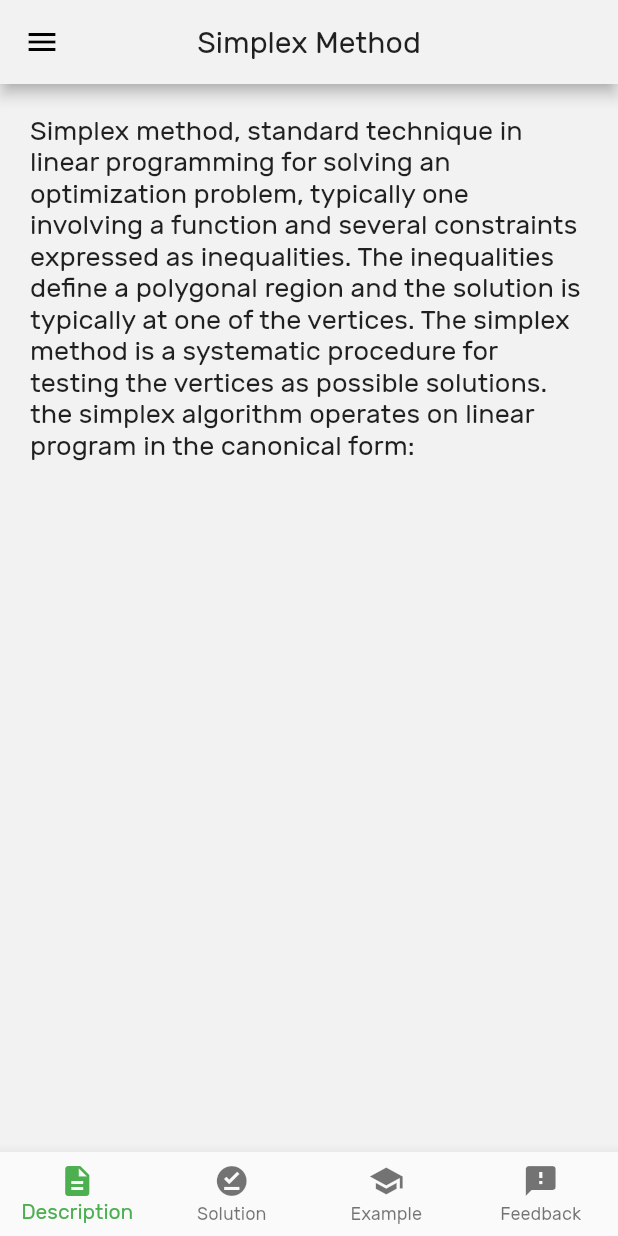
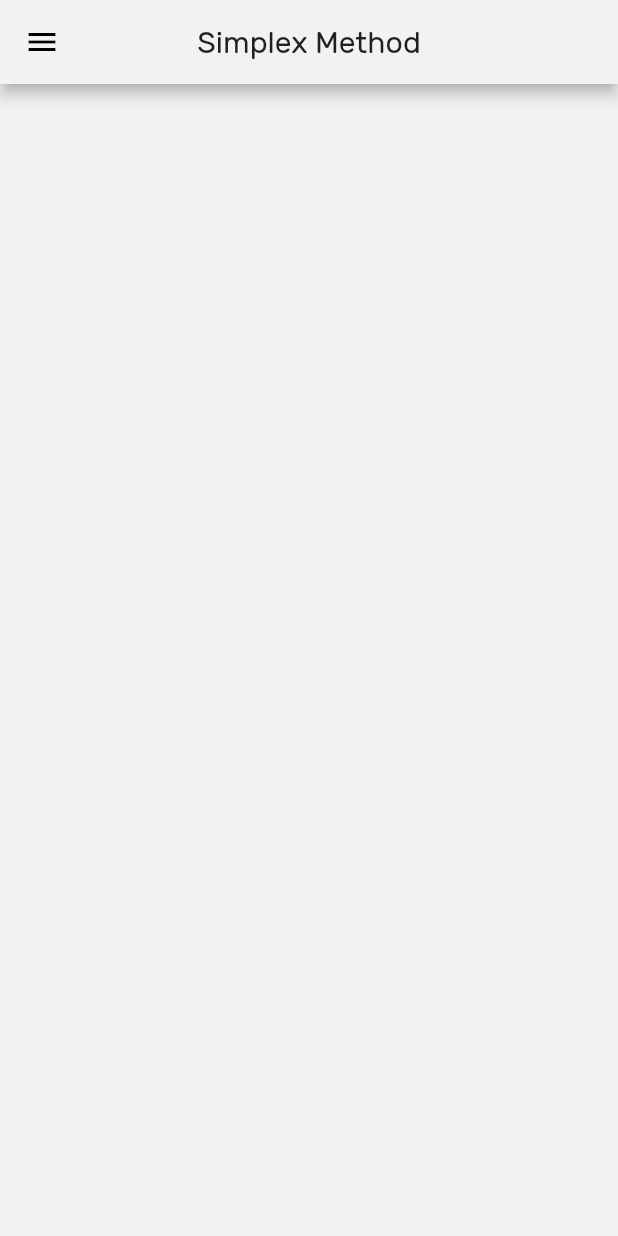
Before and after one commit to Photronium/Math-Solver-App, a Flutter app: the screen it shows after launch, after a tap on "Simplex Method", on a phone screen of 412 x 824 dp. Run offline on Flutter 3.47's test engine with Material 2 defaults, Android fonts, the phone set to English and light mode, and no system bars; missing offline and left inert: flutter_tex; project files that could hold a hidden picture were left out.

Commit message:
Redesign All pages in learning material page

```diff
--- a/lib/screen/learning_material/description_page/shared_resources.dart
+++ /dev/null
@@ -1,38 +0,0 @@
-// This file stored shared material design between every Tab Page
-
-import 'package:flutter/material.dart';
-
-const List<BottomNavigationBarItem> myBottom = [
-  BottomNavigationBarItem(
-      icon: Icon(Icons.description),
-      title: Text('Description', style: TextStyle(
-        fontSize: 12.0,
-        color: Color(0xFF06244e),
-      ),
-      )
-  ),
-  BottomNavigationBarItem(
-      icon: Icon(Icons.offline_pin),
-      title: Text('Solution', style: TextStyle(
-        fontSize: 12.0,
-        color: Color(0xFF06244e),
-      ),
-      )
-  ),
-  BottomNavigationBarItem(
-      icon: Icon(Icons.school),
-      title: Text('Example', style: TextStyle(
-        fontSize: 12.0,
-        color: Color(0xFF06244e),
-      ),
-      )
-  ),
-  BottomNavigationBarItem(
-      icon: Icon(Icons.feedback),
-      title: Text('Feedback', style: TextStyle(
-        fontSize: 12.0,
-        color: Color(0xFF06244e),
-      ),
-      )
-  ),
-];
--- a/lib/screen/learning_material/description_page/simplex_page.dart
+++ b/lib/screen/learning_material/description_page/simplex_page.dart
@@ -1,62 +1,10 @@
-
-import 'shared_resources.dart';
+import 'package:flutter_tex/flutter_tex.dart';
 import 'package:flutter/material.dart';
 import '../../drawer.dart';
 
 const backgroundMainColor = Color(0xFFF2F2F2);
 
 class SimplexLearningPageState extends State<SimplexLearningPage> {
-  int _selectedIndex = 0;
-
-  static List<Widget> _textDisplay = <Widget>[
-    Container(
-      padding: const EdgeInsets.all(20.0),
-      child: Text('''Simplex method, standard technique in linear programming for solving an optimization problem, typically one involving a function and several constraints expressed as inequalities. The inequalities define a polygonal region and the solution is typically at one of the vertices. The simplex method is a systematic procedure for testing the vertices as possible solutions. the simplex algorithm operates on linear program in the canonical form:''',
-        style: TextStyle(
-          fontSize: 18.0,
-          fontWeight: FontWeight.w300,
-        ),
-      ),
-
-    ),
-    Container(
-      padding: const EdgeInsets.all(20.0),
-      child: new Text(
-        'This is solution page',
-        style: TextStyle(
-          fontSize: 18.0,
-          fontWeight: FontWeight.w300,
-        ),
-      ),
-    ),
-    Container(
-      padding: const EdgeInsets.all(20.0),
-      child: new Text(
-        'This is example page',
-        style: TextStyle(
-          fontSize: 18.0,
-          fontWeight: FontWeight.w300,
-        ),
-      ),
-    ),
-    Container(
-      padding: const EdgeInsets.all(20.0),
-      child: new Text(
-        'This is feedback page',
-        style: TextStyle(
-          fontSize: 18.0,
-          fontWeight: FontWeight.w300,
-        ),
-      ),
-    )
-  ];
-
-  void _onItemTapped(int index) {
-    setState(() {
-      _selectedIndex = index;
-    });
-  }
-
   @override
   Widget build(BuildContext context) {
     return Scaffold(
@@ -69,14 +17,6 @@ class SimplexLearningPageState extends State<SimplexLearningPage> {
         centerTitle: true,
       ),
       drawer: DrawTab(),
-      body: _textDisplay.elementAt(_selectedIndex),
-      bottomNavigationBar: BottomNavigationBar(
-        type: BottomNavigationBarType.fixed,
-        items: myBottom,
-        selectedItemColor: Colors.green,
-        currentIndex: _selectedIndex,
-        onTap: _onItemTapped,
-      ),
     );
   }
 }
--- a/lib/screen/learning_material/learning_material.dart
+++ b/lib/screen/learning_material/learning_material.dart
@@ -4,12 +4,101 @@ import 'description_page/simplex_page.dart';
 import 'description_page/cuttingPlane_page.dart';
 import 'description_page/b&b_page.dart';
 
-
 const PrimaryColor = const Color(0xFF3786FF);
 const backgroundMainColor = Color(0xFFF2F2F2);
 
 List<Widget> buildMethod(BuildContext context) {
   return <Widget>[
+    Container(
+      height: 100.0,
+      margin: EdgeInsets.all(15.0),
+      child: FlatButton(
+        shape: RoundedRectangleBorder(
+          borderRadius: BorderRadius.circular(30.0),
+        ),
+        color: Colors.white,
+        child: ListTile(
+          leading: Image(
+            image: AssetImage('assets/images/iconSimplexMethod-06.png'),
+            height: 100.0,
+          ),
+          title: Text("Simplex Method", style: TextStyle(fontSize: 18.0)),
+          subtitle: Text("The most basic method to solve Linear Program",
+              style: TextStyle(
+                  fontFamily: 'Montserrat', fontWeight: FontWeight.normal)),
+          trailing: Icon(Icons.navigate_next),
+        ),
+        onPressed: () {
+          Navigator.push(
+              context,
+              MaterialPageRoute(
+                  builder: (context) => SimplexLearningPage()));
+        },
+      ),
+      key: Key("Simplex Method"),
+    ),
+    Container(
+      height: 100.0,
+      margin: EdgeInsets.all(15.0),
+      child: FlatButton(
+        shape: RoundedRectangleBorder(
+          borderRadius: BorderRadius.circular(30.0),
+        ),
+        color: Colors.white,
+        child: ListTile(
+          leading: Image(
+            image: AssetImage('assets/images/iconBranchAndBound-06.png'),
+            height: 100.0,
+          ),
+          title: Text("Branch and Bound", style: TextStyle(fontSize: 18.0)),
+          subtitle: Text(
+              'The "divide and conquer" method to solve LP with integer conditions',
+              style: TextStyle(
+                  fontFamily: 'Montserrat', fontWeight: FontWeight.normal)),
+          trailing: Icon(Icons.navigate_next),
+        ),
+        onPressed: () {
+          Navigator.push(
+              context,
+              MaterialPageRoute(
+                  builder: (context) => BBLearningPage()));
+        },
+      ),
+      key: Key("Branch and Bound Method"),
+    ),
+    Container(
+      height: 100.0,
+      margin: EdgeInsets.all(15.0),
+      child: FlatButton(
+        shape: RoundedRectangleBorder(
+          borderRadius: BorderRadius.circular(30.0),
+        ),
+        color: Colors.white,
+        onPressed: () {
+          Navigator.push(
+              context,
+              MaterialPageRoute(
+                  builder: (context) => CuttingPlaneLearningPage()));
+        },
+        child: ListTile(
+          leading: Image(
+            image: AssetImage('assets/images/iconCuttingPlane-06.png'),
+            height: 100.0,
+          ),
+          title: Text("Cutting Plane", style: TextStyle(fontSize: 18.0)),
+          subtitle: Text(
+              "Refine a feasible set or objective function by means of linear inequalities",
+              style: TextStyle(
+                  fontFamily: 'Montserrat', fontWeight: FontWeight.normal)),
+          trailing: Icon(Icons.navigate_next),
+        ),
+      ),
+      key: Key("Cutting Plane Method"),
+    ),
+  ];
+}
+
+List<Widget> methodList = [
   Card(
     shape: RoundedRectangleBorder(
       borderRadius: BorderRadius.circular(30.0),
@@ -22,21 +111,13 @@ List<Widget> buildMethod(BuildContext context) {
           image: AssetImage('assets/images/iconSimplexMethod-06.png'),
           height: 100.0,
         ),
-          title: Text('Simplex Method', style: TextStyle(fontSize: 20.0)),
-          subtitle:
-          Text('The most basic method to solve linear program.'),
-          onTap: () {
-            Navigator.push(context,
-                new MaterialPageRoute(
-                    builder: (context) => SimplexLearningPage())
-            );
-          },
+        title: Text('Simplex', style: TextStyle(fontSize: 20.0)),
+        subtitle: Text('The most basic method to solve linear program.'),
         trailing: Icon(Icons.navigate_next),
       ),
     ),
     key: Key("Simplex Method"),
   ),
-
   Card(
     shape: RoundedRectangleBorder(
       borderRadius: BorderRadius.circular(30.0),
@@ -49,23 +130,16 @@ List<Widget> buildMethod(BuildContext context) {
           image: AssetImage('assets/images/iconBranchAndBound-06.png'),
 //                    height: 100.0,
         ),
-          title: Text('Branch and Bound Method',
-              style: TextStyle(fontSize: 20.0)),
-          subtitle:
-          Text(
+        title:
+        Text('Branch and Bound Method', style: TextStyle(fontSize: 20.0)),
+        subtitle: Text(
             'The divide and conquer algorithm to solve linear integer program.'),
-          onTap: () {
-            Navigator.push(context,
-                new MaterialPageRoute(
-                    builder: (context) => BBLearningPage())
-            );
-          },
+        onTap: () {},
         trailing: Icon(Icons.navigate_next),
       ),
     ),
     key: Key('Branch and Bound Method'),
   ),
-
   Card(
     shape: RoundedRectangleBorder(
       borderRadius: BorderRadius.circular(30.0),
@@ -78,285 +152,101 @@ List<Widget> buildMethod(BuildContext context) {
           image: AssetImage('assets/images/iconCuttingPlane-06.png'),
           height: 100.0,
         ),
-          title: Text(
-              'Cutting Plane Method', style: TextStyle(fontSize: 20.0)),
-          subtitle:
-          Text(
+        title: Text('Cutting Plane Method', style: TextStyle(fontSize: 20.0)),
+        subtitle: Text(
             'Refine a feasible or objective functions by means of inequalities.'),
-          onTap: () {
-            Navigator.push(context,
-                new MaterialPageRoute(
-                    builder: (context) => CuttingPlaneLearningPage())
-            );
-          },
+        onTap: () {},
         trailing: Icon(Icons.navigate_next),
       ),
     ),
     key: Key('Cutting Plane Method'),
   ),
 ];
-}
-
-
-List<Widget> methodList = [
-  Card
-    (
-    shape: RoundedRectangleBorder
-      (
-      borderRadius: BorderRadius.circular(30.0
-      )
-      ,
-    )
-    ,
-    child: Container
-      (
-      height: 90.0
-      ,
-      margin: EdgeInsets.all(0.0
-      )
-      ,
-      child: ListTile
-        (
-        leading: Image
-          (
-          image: AssetImage
-            ('assets/images/iconSimplexMethod-06.png'
-          )
-          ,
-          height: 100.0
-          ,
-        )
-        ,
-        title: Text
-          ('Simplex Method'
-            ,
-            style: TextStyle
-              (
-                fontSize: 20.0
-            )
-        )
-        ,
-        subtitle: Text
-          ('The most basic method to solve linear program.'
-        )
-        ,
-        trailing: Icon
-          (
-            Icons.navigate_next),
-      )
-      ,
-    )
-    ,
-    key: Key
-      ("Simplex Method"
-    )
-    ,
-  )
-  ,
-
-  Card
-    (
-    shape: RoundedRectangleBorder
-      (
-      borderRadius: BorderRadius.circular(30.0
-      )
-      ,
-    )
-    ,
-    child: Container
-      (
-      height: 90.0
-      ,
-      margin: EdgeInsets.all(0.0
-      )
-      ,
-      child: ListTile
-        (
-        leading: Image
-          (
-          image: AssetImage
-            ('assets/images/iconBranchAndBound-06.png'
-          ),
-//                    height: 100.0,
-        )
-        ,
-        title: Text
-          ('Branch and Bound Method'
-            ,
-            style: TextStyle
-              (
-                fontSize: 20.0
-            )
-        )
-        ,
-        subtitle: Text
-          ('The divide and conquer algorithm to solve linear integer program.'
-        )
-        ,
-        onTap: () {},
-        trailing: Icon
-          (
-            Icons.navigate_next),
-      )
-      ,
-    )
-    ,
-    key: Key
-      ('Branch and Bound Method'
-    )
-    ,
-  )
-  ,
-
-  Card
-    (
-    shape: RoundedRectangleBorder
-      (
-      borderRadius: BorderRadius.circular(30.0
-      )
-      ,
-    )
-    ,
-    child: Container
-      (
-      height: 90.0
-      ,
-      margin: EdgeInsets.all(0.0
-      )
-      ,
-      child: ListTile
-        (
-        leading: Image
-          (
-          image: AssetImage
-            ('assets/images/iconCuttingPlane-06.png'
-          )
-          ,
-          height: 100.0
-          ,
-        )
-        ,
-        title: Text
-          ('Cutting Plane Method'
-            ,
-            style: TextStyle
-              (
-                fontSize: 20.0
-            )
-        )
-        ,
-        subtitle: Text
-          ('Refine a feasible or objective functions by means of inequalities.'
-        )
-        ,
-        onTap: () {},
-        trailing: Icon
-          (
-            Icons.navigate_next),
-      )
-      ,
-    )
-    ,
-    key: Key
-      ('Cutting Plane Method'
-    )
-    ,
-  )
-  ,
-];
-
 
 class LearningMaterialPageState extends State<LearningMaterialPage> {
-
   Widget _buildSuggestions(BuildContext context) {
-    return ListView(
-      children: <Widget>[
-        Card(
+    return Column(children: <Widget>[
+      Container(
+          height: 100.0,
+          margin: EdgeInsets.all(15.0),
+          child: FlatButton(
             shape: RoundedRectangleBorder(
               borderRadius: BorderRadius.circular(30.0),
             ),
-          child: Container(
-            height: 90.0,
-            margin: EdgeInsets.all(0.0),
+            color: Colors.white,
             child: ListTile(
               leading: Image(
                 image: AssetImage('assets/images/iconSimplexMethod-06.png'),
                 height: 100.0,
               ),
-              title: Text('Simplex Method', style: TextStyle(fontSize: 20.0)),
-              subtitle:
-              Text('The most basic method to solve linear program.'),
-              onTap: () {
-                Navigator.push(context,
-                    new MaterialPageRoute(
-                        builder: (context) => SimplexLearningPage())
-                );
-              },
+              title: Text("Simplex Method", style: TextStyle(fontSize: 18.0)),
+              subtitle: Text("The most basic method to solve Linear Program",
+                  style: TextStyle(
+                      fontFamily: 'Montserrat', fontWeight: FontWeight.normal)),
               trailing: Icon(Icons.navigate_next),
             ),
-          ),
-          key: Key("Simplex Method"),
-        ),
-
-        Card(
+            onPressed: () {
+              Navigator.push(
+                  context,
+                  MaterialPageRoute(
+                      builder: (context) => SimplexLearningPage()));
+            },
+          )),
+      Container(
+          height: 100.0,
+          margin: EdgeInsets.all(15.0),
+          child: FlatButton(
             shape: RoundedRectangleBorder(
               borderRadius: BorderRadius.circular(30.0),
             ),
-          child: Container(
-            height: 90.0,
-            margin: EdgeInsets.all(0.0),
+            color: Colors.white,
             child: ListTile(
               leading: Image(
                 image: AssetImage('assets/images/iconBranchAndBound-06.png'),
-//                    height: 100.0,
+                height: 100.0,
               ),
-              title: Text('Branch and Bound Method',
-                  style: TextStyle(fontSize: 20.0)),
-              subtitle:
-              Text(
-                  'The divide and conquer algorithm to solve linear integer program.'),
-              onTap: () {
-                Navigator.push(context,
-                    new MaterialPageRoute(
-                        builder: (context) => BBLearningPage())
-                );
-              },
+              title: Text("Branch and Bound", style: TextStyle(fontSize: 18.0)),
+              subtitle: Text(
+                  'The "divide and conquer" method to solve LP with integer conditions',
+                  style: TextStyle(
+                      fontFamily: 'Montserrat', fontWeight: FontWeight.normal)),
               trailing: Icon(Icons.navigate_next),
             ),
-          ),
-          key: Key('Branch and Bound Method'),
-        ),
-
-        Card(
+            onPressed: () {
+              Navigator.push(
+                  context,
+                  MaterialPageRoute(
+                      builder: (context) => BBLearningPage()));
+            },
+          )),
+      Container(
+          height: 100.0,
+          margin: EdgeInsets.all(15.0),
+          child: FlatButton(
             shape: RoundedRectangleBorder(
               borderRadius: BorderRadius.circular(30.0),
             ),
-          child: Container(
-            height: 90.0,
-            margin: EdgeInsets.all(0.0),
+            color: Colors.white,
+            onPressed: () {
+              Navigator.push(
+                  context,
+                  MaterialPageRoute(
+                      builder: (context) => CuttingPlaneLearningPage()));
+            },
             child: ListTile(
               leading: Image(
                 image: AssetImage('assets/images/iconCuttingPlane-06.png'),
                 height: 100.0,
               ),
-              title: Text(
-                  'Cutting Plane Method', style: TextStyle(fontSize: 20.0)),
-              subtitle:
-              Text(
-                  'Refine a feasible or objective functions by means of inequalities.'),
-              onTap: () {
-                Navigator.push(context,
-                    new MaterialPageRoute(
-                        builder: (context) => CuttingPlaneLearningPage())
-                );
-              },
+              title: Text("Cutting Plane", style: TextStyle(fontSize: 18.0)),
+              subtitle: Text(
+                  "Refine a feasible set or objective function by means of linear inequalities",
+                  style: TextStyle(
+                      fontFamily: 'Montserrat', fontWeight: FontWeight.normal)),
               trailing: Icon(Icons.navigate_next),
             ),
-          ),
-          key: Key('Cutting Plane Method'),
-        ),
-      ],
-    );
+          )),
+    ]);
   }
 
   @override
@@ -365,18 +255,28 @@ class LearningMaterialPageState extends State<LearningMaterialPage> {
       backgroundColor: backgroundMainColor,
       appBar: AppBar(
         title: Text('Learning Material',
-            style: TextStyle(fontWeight: FontWeight.w300)
-        ),
+            style: TextStyle(fontWeight: FontWeight.w300)),
         centerTitle: true,
         actions: <Widget>[
-          IconButton(icon: Icon(Icons.search), onPressed: () {
+          IconButton(
+              icon: Icon(Icons.search),
+              onPressed: () {
                 showSearch(context: context, delegate: DataSearch());
               })
         ],
         backgroundColor: backgroundMainColor,
       ),
       drawer: DrawTab(),
-      body: _buildSuggestions(context),
+      body: Padding(
+        padding: const EdgeInsets.all(10.0),
+        child: Column(
+          crossAxisAlignment: CrossAxisAlignment.start,
+          children: <Widget>[
+            Padding(padding: EdgeInsets.only(left: 20.0, top: 10.0),child: Text("Optimization")),
+            _buildSuggestions(context),
+          ],
+        ),
+      ),
     );
   }
 }
@@ -394,7 +294,6 @@ String trimString(String str) {
   return str.substring(startIndex + start.length, endIndex);
 }
 
-
 class DataSearch extends SearchDelegate<String> {
   final List<String> methods = [
     trimString(methodList[0].key.toString()),
@@ -405,9 +304,12 @@ class DataSearch extends SearchDelegate<String> {
   @override
   List<Widget> buildActions(BuildContext context) {
     return [
-      IconButton(icon: Icon(Icons.clear), onPressed: () {
+      IconButton(
+        icon: Icon(Icons.clear),
+        onPressed: () {
           query = '';
-      },)
+        },
+      )
     ];
   }
 
@@ -428,8 +330,9 @@ class DataSearch extends SearchDelegate<String> {
   @override
   Widget buildResults(BuildContext context) {
     // show some results based on the selection
-    List<Widget> resultList = buildMethod(context).where((x) =>
-    trimString(x.key.toString()) == query).toList();
+    List<Widget> resultList = buildMethod(context)
+        .where((x) => trimString(x.key.toString()) == query)
+        .toList();
 
     return ListView.builder(
       itemCount: resultList.length,
@@ -442,13 +345,14 @@ class DataSearch extends SearchDelegate<String> {
   @override
   Widget buildSuggestions(BuildContext context) {
     // show when someone searches for something
-    final suggestionList = methods.where((x) =>
-        x.toLowerCase().startsWith(query)).toList();
+    final suggestionList =
+    methods.where((x) => x.toLowerCase().startsWith(query)).toList();
 
     return ListView.builder(
-      itemBuilder: (context, index) =>
-          ListTile(
-            leading: Icon(Icons.star, color: Colors.pinkAccent,
+      itemBuilder: (context, index) => ListTile(
+        leading: Icon(
+          Icons.star,
+          color: Colors.pinkAccent,
         ),
         title: Text(suggestionList[index]),
         onTap: () {
```
Also changed, not shown: lib/screen/learning_material/description_page/b&b_page.dart (+0 -55 lines), lib/screen/learning_material/description_page/cuttingPlane_page.dart (+0 -55 lines). Lines whose indentation alone changed are shown as unchanged.
